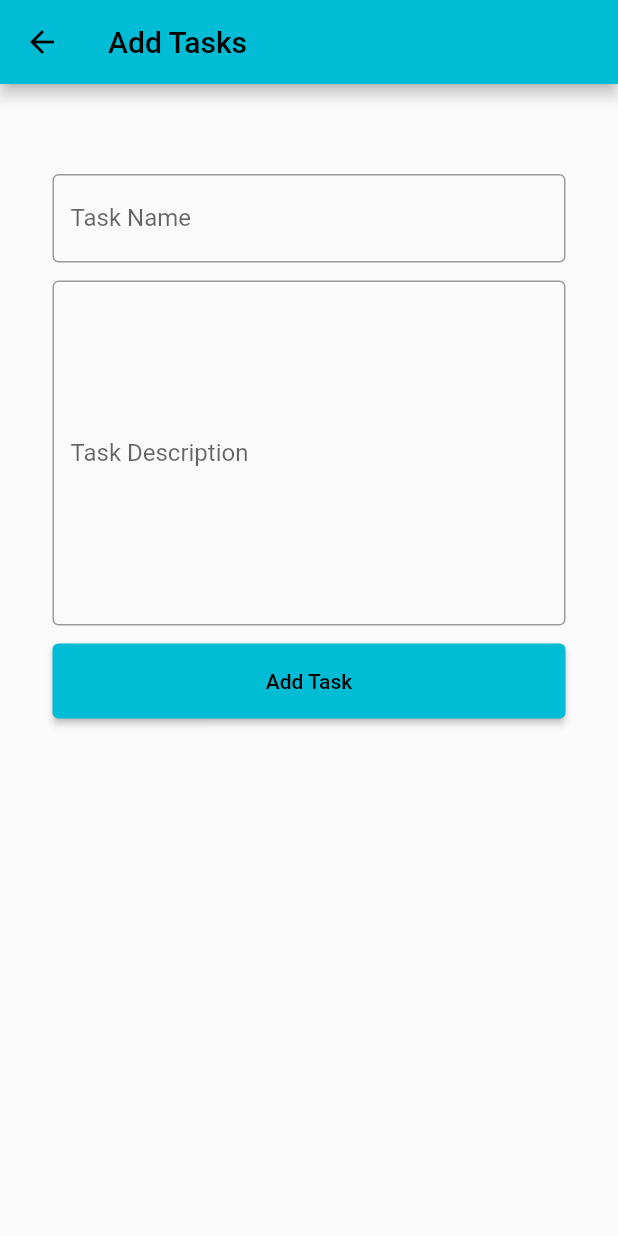
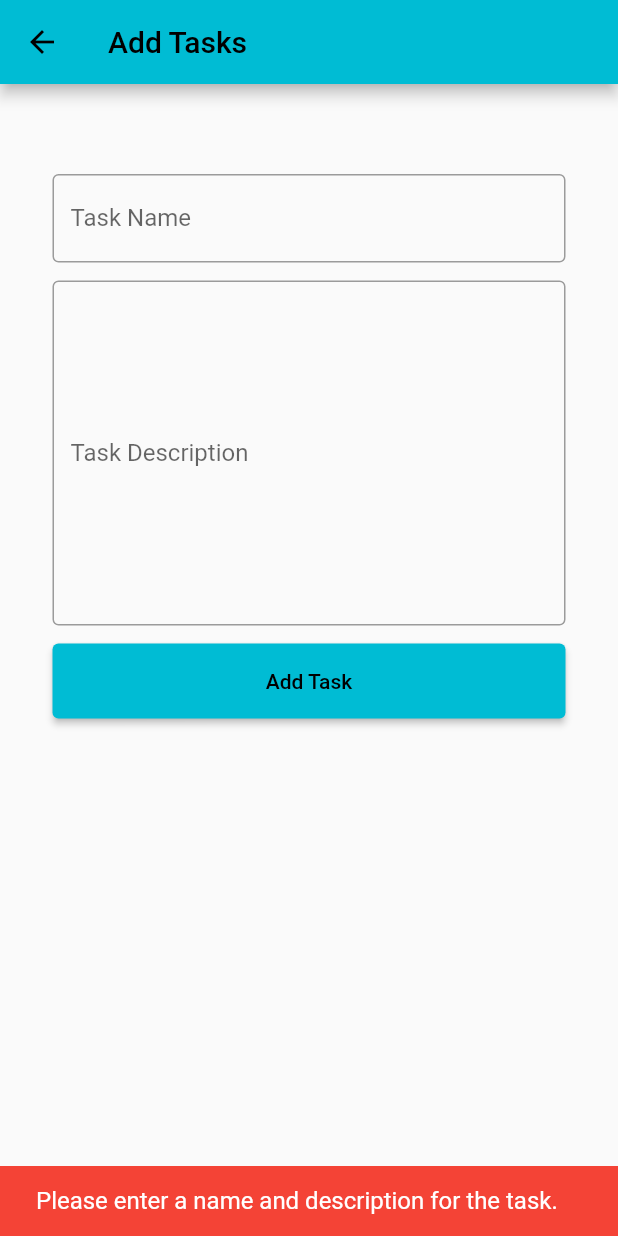
Before and after one commit to kimimaula/task-tracker, a Flutter app: the AddTask screen opened directly, after a tap on "Add Task", on a phone screen of 412 x 824 dp. Run offline on Flutter 3.47's test engine with Material 2 defaults, Android fonts, the phone set to English and light mode, and no system bars.

Commit message:
add some initial data and add handling when no name/des added in add task

```diff
--- a/lib/addtask.dart
+++ b/lib/addtask.dart
@@ -69,8 +69,14 @@ class _AddTaskState extends State<AddTask> {
               height: 50.0,
               child: ElevatedButton(
                 onPressed: () {
-                  if (_nameController.text.isNotEmpty &&
-                      _descriptionController.text.isNotEmpty) {
+                  if (_nameController.text.isEmpty ||
+                      _descriptionController.text.isEmpty) {
+                    ScaffoldMessenger.of(context).showSnackBar(const SnackBar(
+                      content: Text(
+                          'Please enter a name and description for the task.'),
+                      duration: Duration(seconds: 2),
+                    ));
+                  } else {
                     taskList.addTask({
                       "taskName": _nameController.text,
                       "taskDescription": _descriptionController.text,
--- a/lib/main.dart
+++ b/lib/main.dart
@@ -8,8 +8,25 @@ import 'update_task.dart';
 import 'completed_task.dart';
 
 class TaskList with ChangeNotifier {
-  final List<Map<String, dynamic>> _tasks = [];
-  final List<Map<String, dynamic>> _completedTasks = [];
+  final List<Map<String, dynamic>> _tasks = [
+    {'taskId': '1', 'taskName': 'Task 1', 'taskDescription': 'Description 1'},
+    {'taskId': '2', 'taskName': 'Task 2', 'taskDescription': 'Description 2'},
+    {'taskId': '3', 'taskName': 'Task 3', 'taskDescription': 'Description 3'},
+  ];
+  final List<Map<String, dynamic>> _completedTasks = [
+    {
+      'taskId': '4',
+      'taskName': 'Task 4',
+      'taskDescription': 'Description 4',
+      'completedDate': DateTime.now().toString()
+    },
+    {
+      'taskId': '5',
+      'taskName': 'Task 5',
+      'taskDescription': 'Description 5',
+      'completedDate': DateTime.now().toString()
+    },
+  ];
 
   List<Map<String, dynamic>> get tasks => _tasks;
   List<Map<String, dynamic>> get completedTasks => _completedTasks;
@@ -65,6 +82,13 @@ class MyApp extends StatelessWidget {
       title: 'Kimmi Shopper',
       theme: ThemeData(
         primarySwatch: Colors.cyan,
+        snackBarTheme: const SnackBarThemeData(
+          backgroundColor: Colors.red,
+          contentTextStyle: TextStyle(
+            color: Colors.white,
+            fontSize: 16.0,
+          ),
+        ),
       ),
       home: Navigator(
         onGenerateRoute: (RouteSettings settings) {
```
